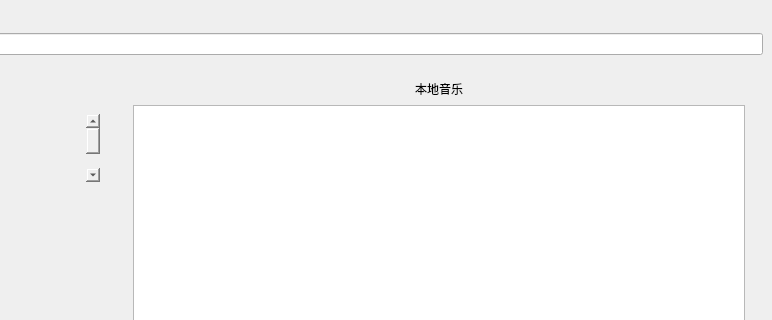
Old version of the form mainwindow.ui in the repository Modolet/1Music; both pictures show x 192 to 964 and y 0 to 320 of the 964 by 650 pixel window.
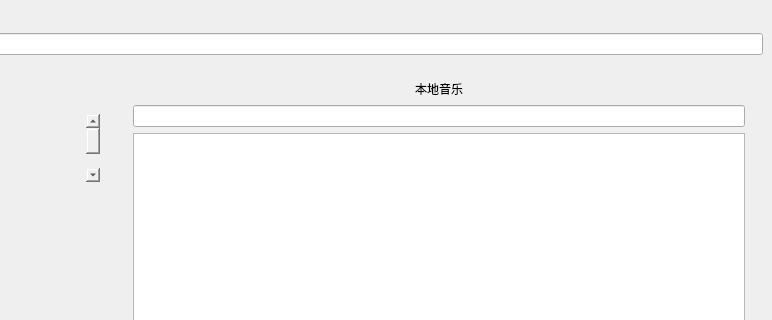
New version of the form. The open tabs and pages were chosen to show the change. Icons and pictures are not drawn. Custom widgets are drawn as their Qt base class.

Commit message: 实现搜索功能

Patch:
```diff
--- a/mainwindow.ui
+++ b/mainwindow.ui
@@ -366,6 +366,9 @@
                 </item>
                </layout>
               </item>
+              <item>
+               <widget class="QLineEdit" name="lineEdit_localSearch"/>
+              </item>
               <item>
                <widget class="QTableWidget" name="tableWidget_LocalList">
                 <property name="styleSheet">
```
The commit also changes 2 other files.
